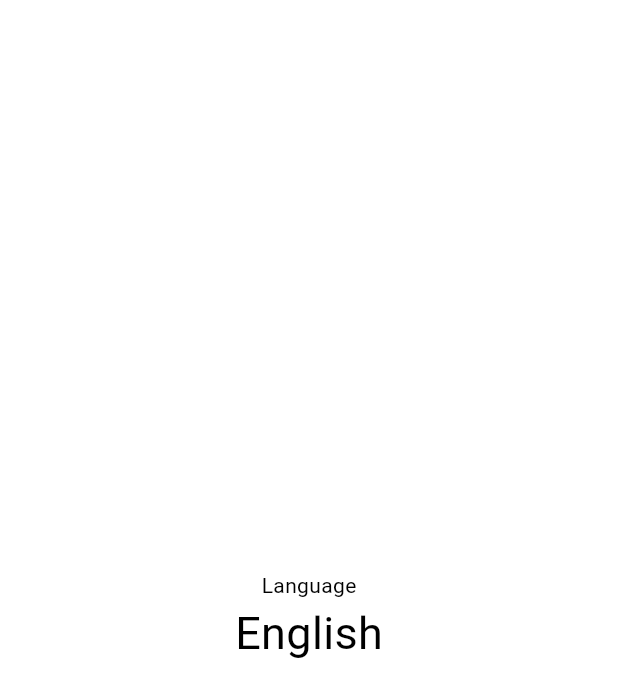
After one commit to AbirAloulou/MobileResumeApp, a Flutter app: the Language screen opened directly, on a phone screen of 412 x 824 dp. The commit adds this screen. Shown: the top 697 px of the screen. Run offline on Flutter 3.47's test engine with Material 3 defaults, Android fonts, the phone set to English and light mode, and no system bars; our stand-ins replace flutter_map, get, hidden_drawer_menu, ionicons, latlong2; missing offline and left inert: animated_emoji, country_flags, flutter_devicon; generated files the repository leaves out were written again.

Commit message:
fixing the import of localization file

```diff
--- a/l10n.yaml
+++ b/l10n.yaml
@@ -1,3 +1,3 @@
 arb-dir: lib/l10n
 template-arb-file: app_en.arb
-output-localization-file: lib/l10n/app_localizations.dart
+output-localization-file: app_localizations.dart
--- a/lib/hidden_drawer.dart
+++ b/lib/hidden_drawer.dart
@@ -4,6 +4,7 @@ import 'package:provider/provider.dart';
 import 'package:resume_app/colors.dart';
 import 'package:resume_app/pages/about_me.dart';
 import 'package:resume_app/pages/home_page.dart';
+import 'package:resume_app/pages/lang.dart';
 import 'package:resume_app/pages/lang_interests.dart';
 import 'package:resume_app/pages/mode_toggle.dart';
 import 'package:resume_app/pages/skills.dart';
@@ -128,6 +129,15 @@ class _HiddenDrawerState extends State<HiddenDrawer> {
         ),
         const ModeToggle(),
       ),
+      ScreenHiddenDrawer(
+        ItemHiddenMenu(
+          name: 'Language',
+          baseStyle: myTextStyle,
+          selectedStyle: mySelectedTextStyle,
+          colorLineSelected: primary.shade900,
+        ),
+        const Language(),
+      ),
     ];
   }
 
--- a/lib/main.dart
+++ b/lib/main.dart
@@ -2,6 +2,9 @@ import 'package:flutter/material.dart';
 import 'package:resume_app/hidden_drawer.dart';
 import 'package:provider/provider.dart';
 import 'package:resume_app/theme_provider.dart';
+import 'package:flutter_localizations/flutter_localizations.dart';
+import 'package:resume_app/l10n/l10n.dart';
+import 'package:flutter_gen/gen_l10n/app_localizations.dart';
 
 void main() {
   runApp(
@@ -12,8 +15,23 @@ void main() {
   );
 }
 
-class MainApp extends StatelessWidget {
+class MainApp extends StatefulWidget {
+  static _MainAppState? of(BuildContext context) =>
+      context.findAncestorStateOfType<_MainAppState>();
   const MainApp({super.key});
+
+  @override
+  State<MainApp> createState() => _MainAppState();
+}
+
+class _MainAppState extends State<MainApp> {
+  Locale _locale = Locale('en');
+  void setLocale(Locale value) {
+    setState(() {
+      _locale = value;
+    });
+  }
+
   @override
   Widget build(BuildContext context) {
     return Consumer<ThemeProvider>(
@@ -22,17 +40,16 @@ class MainApp extends StatelessWidget {
           debugShowCheckedModeBanner: false,
           home: HiddenDrawer(),
           theme: themeProvider.themeData,
+          supportedLocales: L10n.all,
+          // locale: const Locale('en'),
+          localizationsDelegates: const [
+            AppLocalizations.delegate,
+            GlobalMaterialLocalizations.delegate,
+            GlobalWidgetsLocalizations.delegate,
+            GlobalCupertinoLocalizations.delegate,
+          ],
         );
       },
     );
   }
-
-  // @override
-  // Widget build(BuildContext context) {
-  //   return const MaterialApp(
-  //     debugShowCheckedModeBanner: false,
-  //     home: HiddenDrawer(),
-  //     theme: Provider.of<ThemeProvider>(context).themeData,
-  //   );
-  // }
 }
--- /dev/null
+++ b/lib/pages/lang.dart
@@ -0,0 +1,48 @@
+import 'package:flutter/material.dart';
+import 'package:flutter_gen/gen_l10n/app_localizations.dart';
+import 'package:resume_app/main.dart';
+
+class Language extends StatefulWidget {
+  const Language({super.key});
+
+  @override
+  State<Language> createState() => _LanguageState();
+}
+
+class _LanguageState extends State<Language> {
+  @override
+  Widget build(BuildContext context) {
+    return Scaffold(
+      body: Center(
+        child: GestureDetector(
+          onTap: () {
+            // MainApp.of(context)?.setLocale(Locale.fromSubtags(languageCode: 'fr'));
+
+            // Locale currentLocale = Localizations.localeOf(context);
+            // print(currentLocale);
+            // Locale newLocale = currentLocale.languageCode == 'en'
+            //     ? Locale('fr')
+            //     : Locale('en');
+            // print(newLocale);
+            // MainApp.of(context)?.setLocale(newLocale);
+
+            MainApp.of(context)
+                ?.setLocale(Locale.fromSubtags(languageCode: 'fr'));
+          },
+          child: Column(
+            mainAxisAlignment: MainAxisAlignment.center,
+            children: [
+              Text(
+                'Language',
+              ),
+              Text(
+                AppLocalizations.of(context)!.language,
+                style: TextStyle(fontSize: 30),
+              ),
+            ],
+          ),
+        ),
+      ),
+    );
+  }
+}
--- a/pubspec.yaml
+++ b/pubspec.yaml
@@ -33,6 +33,8 @@ dependencies:
   flutter_localizations:
     sdk: flutter
   intl:
+  # localization_i18n_arb:
+  # flutter_gen:
 
 dev_dependencies:
   flutter_test:
@@ -40,8 +42,8 @@ dev_dependencies:
   flutter_lints: ^3.0.2
 
 flutter:
+  generate: true
   uses-material-design: true
-  generate: true
   assets:
     - assets/
     - assets/me.jpg
```
Also changed, not shown: lib/l10n/app_en.arb (+17 -9 lines), lib/l10n/app_fr.arb (+101 -0 lines).
